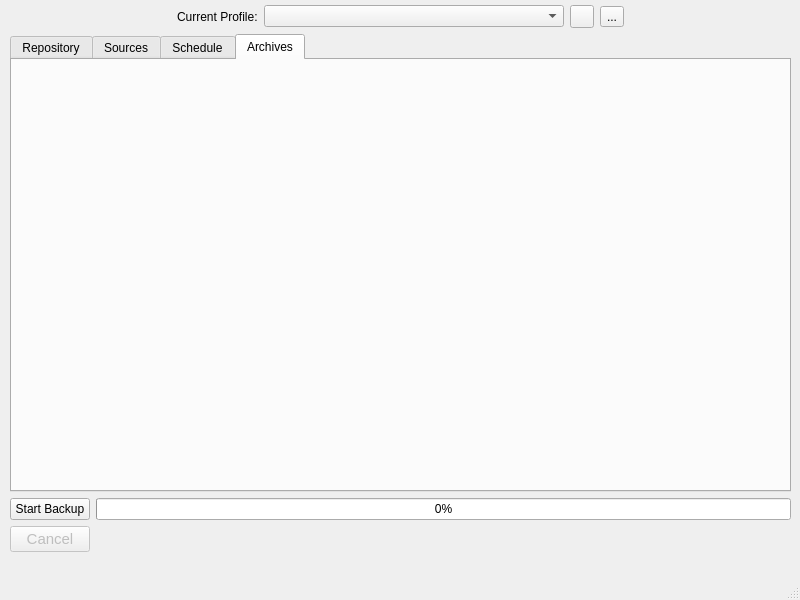
First picture: the form in src/vorta/assets/UI/mainwindow.ui, repository borgbase/vorta, before the edit.
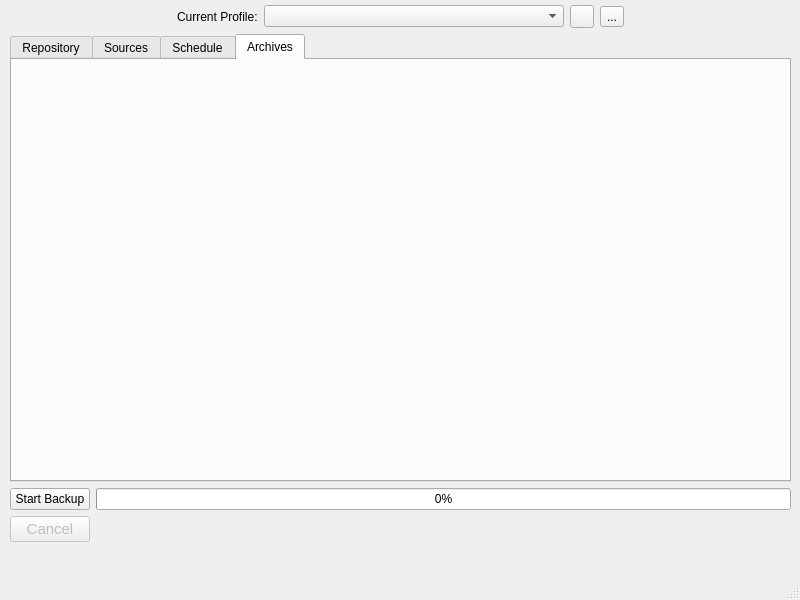
Second picture: the form after the edit. Icons and pictures are not drawn.

```diff
--- a/src/vorta/assets/UI/mainwindow.ui
+++ b/src/vorta/assets/UI/mainwindow.ui
@@ -181,7 +181,7 @@
          <property name="minimumSize">
           <size>
            <width>0</width>
-           <height>45</height>
+           <height>55</height>
           </size>
          </property>
          <property name="font">
```
Left out of the diff: 4 changed lines with no effect on the pictures.
